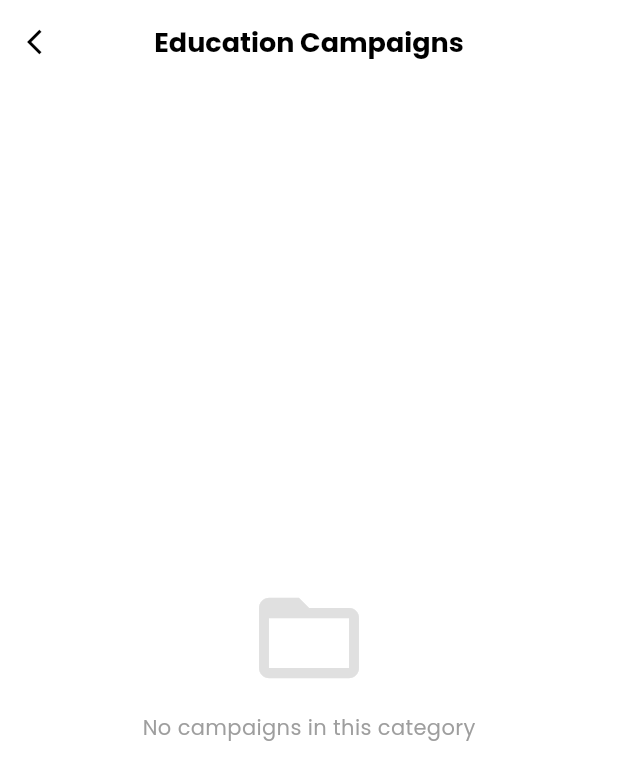
After one commit to mianzainjhandir/charity_app, a Flutter app: the HomeContent screen opened directly, after a tap on "Education", on a phone screen of 412 x 824 dp. The commit adds this screen. Shown: the top 780 px of the screen. Run offline on Flutter 3.47's test engine with Material 3 defaults, Android fonts, the phone set to English and light mode, and no system bars; our stand-ins replace cloud_firestore, firebase_auth, firebase_core, gap, get, google_fonts and 2 more; accounts and stored records are empty.

Commit message:
still facing some issues.

```diff
--- a/lib/views/home/add_campaign_screen.dart
+++ b/lib/views/home/add_campaign_screen.dart
@@ -91,7 +91,9 @@ class _AddCampaignScreenState extends State<AddCampaignScreen> {
 
       Get.snackbar("Success", "Campaign published successfully!",
           backgroundColor: Colors.green, colorText: Colors.white);
-      Get.back();
+
+      // Fixed navigation error for Web
+      Get.offAllNamed('/home');
     } catch (e) {
       Get.snackbar("Error", e.toString(),
           backgroundColor: Colors.red, colorText: Colors.white);
--- /dev/null
+++ b/lib/views/home/category_campaigns_screen.dart
@@ -0,0 +1,128 @@
+import 'package:cloud_firestore/cloud_firestore.dart';
+import 'package:flutter/material.dart';
+import 'package:gap/gap.dart';
+import 'package:get/get.dart';
+import 'package:google_fonts/google_fonts.dart';
+import '../../modle/campaign_model.dart';
+import '../../widgets/campaign_card.dart';
+
+class CategoryCampaignsScreen extends StatelessWidget {
+  final String categoryName;
+  const CategoryCampaignsScreen({super.key, required this.categoryName});
+
+  @override
+  Widget build(BuildContext context) {
+    return Scaffold(
+      backgroundColor: Colors.white,
+      appBar: AppBar(
+        backgroundColor: Colors.white,
+        elevation: 0,
+        leading: IconButton(
+          icon: const Icon(Icons.arrow_back_ios, color: Colors.black, size: 20),
+          onPressed: () => Get.back(),
+        ),
+        centerTitle: true,
+        title: Text(
+          "$categoryName Campaigns",
+          style: GoogleFonts.poppins(
+            color: Colors.black,
+            fontWeight: FontWeight.w700,
+            fontSize: 18,
+          ),
+        ),
+      ),
+      body: StreamBuilder<QuerySnapshot>(
+        stream: FirebaseFirestore.instance
+            .collection('campaigns')
+            .where('category', isEqualTo: categoryName)
+            .orderBy('createdAt', descending: true)
+            .snapshots(),
+        builder: (context, snapshot) {
+          if (snapshot.connectionState == ConnectionState.waiting) {
+            return const Center(child: CircularProgressIndicator(color: Color(0xFFE87554)));
+          }
+
+          if (!snapshot.hasData || snapshot.data!.docs.isEmpty) {
+            return Center(
+              child: Column(
+                mainAxisAlignment: MainAxisAlignment.center,
+                children: [
+                  Icon(Icons.folder_open_outlined, size: 80, color: Colors.grey.shade300),
+                  const Gap(10),
+                  Text(
+                    "No campaigns in this category",
+                    style: GoogleFonts.poppins(color: Colors.grey, fontSize: 14),
+                  ),
+                ],
+              ),
+            );
+          }
+
+          return ListView.builder(
+            padding: const EdgeInsets.all(20),
+            itemCount: snapshot.data!.docs.length,
+            itemBuilder: (context, index) {
+              var doc = snapshot.data!.docs[index];
+              var campaign = CampaignModel.fromJson(doc.data() as Map<String, dynamic>);
+
+              return Padding(
+                padding: const EdgeInsets.only(bottom: 20),
+                child: Stack(
+                  children: [
+                    // We reuse the CampaignCard but make it full width here
+                    SizedBox(
+                      width: double.infinity,
+                      child: CampaignCard(campaign: campaign),
+                    ),
+                    // Delete Button (Only visible here)
+                    Positioned(
+                      top: 10,
+                      right: 10,
+                      child: GestureDetector(
+                        onTap: () => _showDeleteDialog(doc.id),
+                        child: Container(
+                          padding: const EdgeInsets.all(8),
+                          decoration: BoxDecoration(
+                            color: Colors.red.withOpacity(0.9),
+                            shape: BoxShape.circle,
+                            boxShadow: [
+                              BoxShadow(color: Colors.black26, blurRadius: 4)
+                            ],
+                          ),
+                          child: const Icon(Icons.delete_outline, color: Colors.white, size: 20),
+                        ),
+                      ),
+                    ),
+                  ],
+                ),
+              );
+            },
+          );
+        },
+      ),
+    );
+  }
+
+  void _showDeleteDialog(String docId) {
+    Get.dialog(
+      AlertDialog(
+        title: Text("Delete Campaign", style: GoogleFonts.poppins(fontWeight: FontWeight.bold)),
+        content: Text("Are you sure you want to delete this campaign? It will be removed from Home as well.", style: GoogleFonts.poppins()),
+        actions: [
+          TextButton(
+            onPressed: () => Get.back(),
+            child: Text("Cancel", style: GoogleFonts.poppins(color: Colors.grey)),
+          ),
+          TextButton(
+            onPressed: () async {
+              await FirebaseFirestore.instance.collection('campaigns').doc(docId).delete();
+              Get.back();
+              Get.snackbar("Deleted", "Campaign removed successfully", backgroundColor: Colors.orange, colorText: Colors.white);
+            },
+            child: Text("Delete", style: GoogleFonts.poppins(color: Colors.red, fontWeight: FontWeight.bold)),
+          ),
+        ],
+      ),
+    );
+  }
+}
--- a/lib/widgets/categories_widget.dart
+++ b/lib/widgets/categories_widget.dart
@@ -1,5 +1,7 @@
+import 'package:charity_app/views/home/category_campaigns_screen.dart';
 import 'package:flutter/material.dart';
 import 'package:gap/gap.dart';
+import 'package:get/get.dart';
 import 'package:google_fonts/google_fonts.dart';
 
 class CategoriesWidget extends StatelessWidget {
@@ -7,6 +9,7 @@ class CategoriesWidget extends StatelessWidget {
 
   @override
   Widget build(BuildContext context) {
+    // ... categories list stays same ...
     final List<Map<String, dynamic>> categories = [
       {
         "title": "Education",
@@ -72,7 +75,11 @@ class CategoriesWidget extends StatelessWidget {
           padding: const EdgeInsets.symmetric(horizontal: 15),
           child: Row(
             children: categories.map((cat) {
-              return Container(
+              return GestureDetector(
+                onTap: () {
+                  Get.to(() => CategoryCampaignsScreen(categoryName: cat['title']));
+                },
+                child: Container(
                   width: 85,
                   margin: const EdgeInsets.symmetric(horizontal: 5),
                   padding: const EdgeInsets.symmetric(vertical: 15),
@@ -98,6 +105,7 @@ class CategoriesWidget extends StatelessWidget {
                       ),
                     ],
                   ),
+                ),
               );
             }).toList(),
           ),
```
Also changed, not shown: lib/main.dart (+6 -1 lines). Lines whose indentation alone changed are shown as unchanged.
